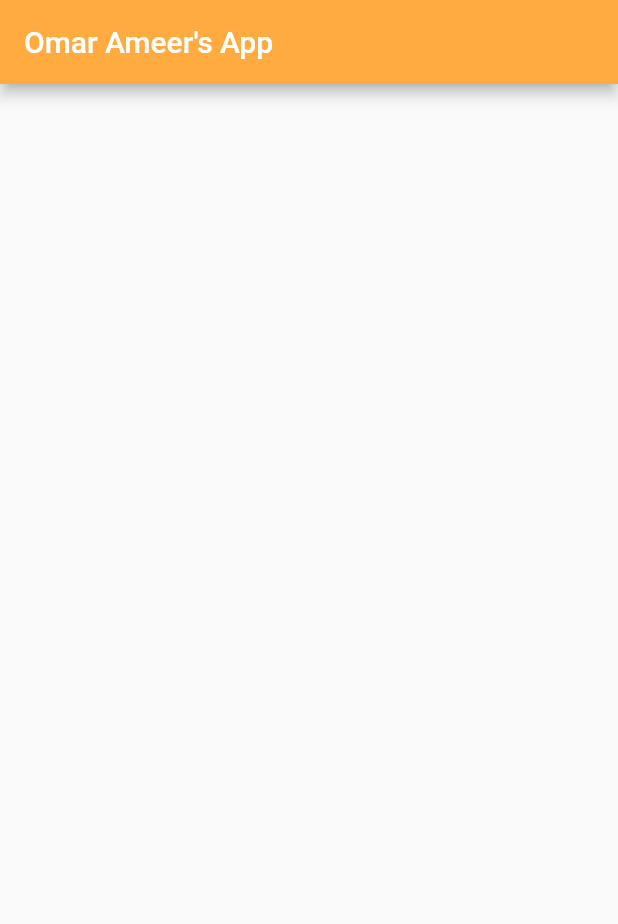
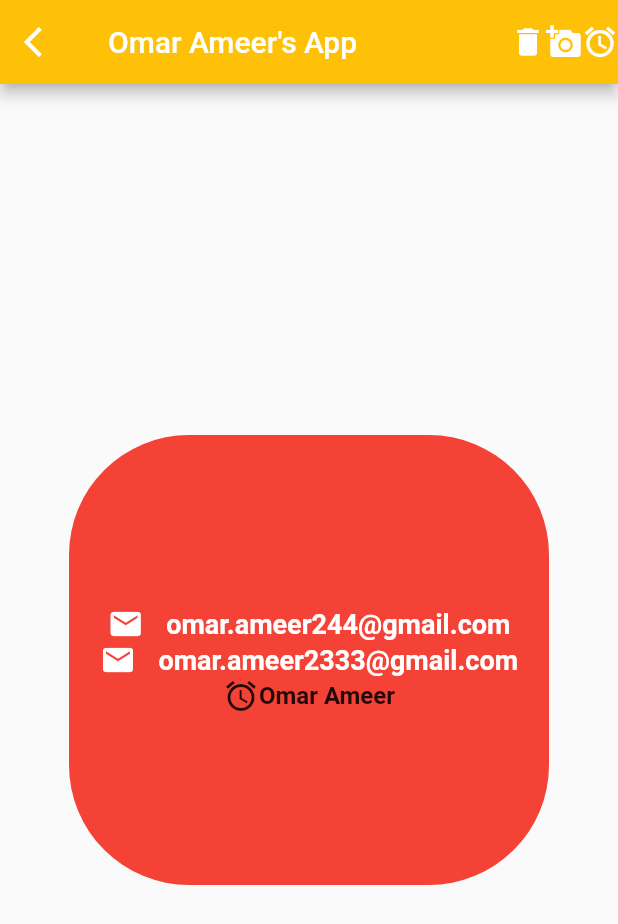
Before and after one commit to OmarAmeer96/iti-session1-flutter, a Flutter app: the screen it shows after launch, on a phone screen of 412 x 824 dp. Shown: the top 924 px of the screen. Run offline on Flutter 3.47's test engine with Material 2 defaults, Android fonts, the phone set to English and light mode, and no system bars; Roboto replaces fonts that are missing (RampartOne).

Commit message:
1st Task

```diff
--- a/lib/home_screen.dart
+++ /dev/null
@@ -1,18 +0,0 @@
-import 'package:flutter/material.dart';
-
-class HomeScreen extends StatelessWidget {
-  const HomeScreen({super.key});
-
-  @override
-  Widget build(BuildContext context) {
-    return MaterialApp(
-      debugShowCheckedModeBanner: false,
-      home: Scaffold(
-        appBar: AppBar(
-          backgroundColor: Colors.orangeAccent,
-          title: const Text("Omar Ameer's App"),
-        ),
-      ),
-    );
-  }
-}
--- a/lib/main.dart
+++ b/lib/main.dart
@@ -1,5 +1,5 @@
 import 'package:flutter/material.dart';
-import 'package:iti_session1_flutter/home_screen.dart';
+import 'package:iti_session1_flutter/screens/home_screen.dart';
 
 void main() {
   runApp(const MyApp());
--- /dev/null
+++ b/lib/screens/home_screen.dart
@@ -0,0 +1,96 @@
+import 'package:flutter/material.dart';
+
+class HomeScreen extends StatelessWidget {
+  const HomeScreen({super.key});
+
+  @override
+  Widget build(BuildContext context) {
+    return MaterialApp(
+      debugShowCheckedModeBanner: false,
+      home: Scaffold(
+        appBar: AppBar(
+          backgroundColor: Colors.amber,
+          leading: const Icon(Icons.arrow_back_ios),
+          actions: const [
+            Icon(Icons.delete),
+            Icon(Icons.add_a_photo),
+            Icon(Icons.alarm),
+          ],
+          title: const Text("Omar Ameer's App"),
+        ),
+        body: Center(
+          child: Container(
+            width: 320,
+            height: 300,
+            decoration: const BoxDecoration(
+              color: Colors.red,
+              borderRadius: BorderRadius.all(
+                Radius.circular(80),
+              ),
+            ),
+            child: const Column(
+              mainAxisAlignment: MainAxisAlignment.center,
+              children: [
+                Row(
+                  mainAxisAlignment: MainAxisAlignment.center,
+                  children: [
+                    Icon(
+                      Icons.email,
+                      color: Colors.white,
+                    ),
+                    SizedBox(
+                      width: 15,
+                    ),
+                    Text(
+                      "omar.ameer244@gmail.com",
+                      style: TextStyle(
+                        color: Colors.white,
+                        fontWeight: FontWeight.bold,
+                        fontSize: 18,
+                        fontFamily: 'RampartOne',
+                      ),
+                    ),
+                  ],
+                ),
+                Row(
+                  mainAxisAlignment: MainAxisAlignment.center,
+                  children: [
+                    Icon(
+                      Icons.email,
+                      color: Colors.white,
+                    ),
+                    SizedBox(
+                      width: 15,
+                    ),
+                    Text(
+                      "omar.ameer2333@gmail.com",
+                      style: TextStyle(
+                        color: Colors.white,
+                        fontWeight: FontWeight.bold,
+                        fontSize: 18,
+                        fontFamily: 'RampartOne',
+                      ),
+                    ),
+                  ],
+                ),
+                Row(
+                  mainAxisAlignment: MainAxisAlignment.center,
+                  children: [
+                    Icon(Icons.alarm),
+                    Text(
+                      'Omar Ameer',
+                      style: TextStyle(
+                        fontSize: 16,
+                        fontWeight: FontWeight.bold,
+                      ),
+                    )
+                  ],
+                ),
+              ],
+            ),
+          ),
+        ),
+      ),
+    );
+  }
+}
```
Also changed, not shown: pubspec.yaml (+7 -11 lines), assets/fonts/RoosterPersonalUse-3z8d8.ttf (added), 1 other file.
